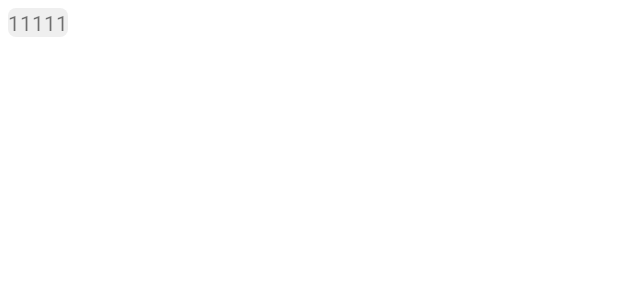
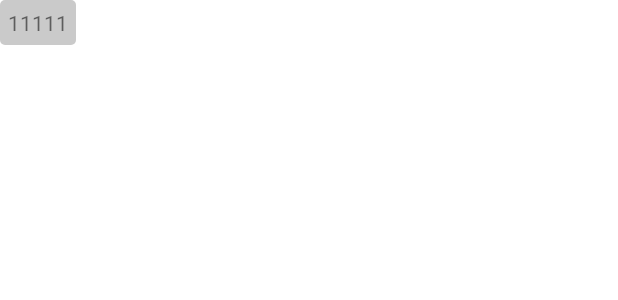
Before and after one commit to android-sample-apps/WanAndroid, an Android app: the layout nav_item_rv_item.xml on its own in the app's theme, with its tools: preview values and no code run, on a phone screen of 412 x 824 dp. Shown: the top 300 px of the screen. Run offline under Robolectric (Android 15) with nearby library versions, the phone set to English and light mode, and no system bars.

Commit message:
完成navigation的改造

```diff
--- a/app/src/main/java/com/mmp/wanandroid/ui/navigation/NavigationRepository.kt
+++ b/app/src/main/java/com/mmp/wanandroid/ui/navigation/NavigationRepository.kt
@@ -7,9 +7,7 @@ import com.mmp.wanandroid.utils.StateLiveData
 
 object NavigationRepository : BaseRepository(){
 
-    private val wanAndroidService = WanAndroidService.create()
-
-    suspend fun getNavList(navLiveData: StateLiveData<List<NavBean>>) = executeResp(navLiveData){
+    suspend fun getNavList() = execute {
         wanAndroidService.getNavList()
     }
 }
--- a/app/src/main/res/drawable/textview_border2.xml
+++ b/app/src/main/res/drawable/textview_border2.xml
@@ -1,6 +1,6 @@
 <?xml version="1.0" encoding="utf-8"?>
 <shape xmlns:android="http://schemas.android.com/apk/res/android" >
 
-    <solid android:color="#EFEFEF"/>
-    <corners android:radius="5dp"/>
+    <solid android:color="#CACACA"/>
+    <corners android:radius="3dp"/>
 </shape>
--- a/app/src/main/res/layout/fragment_navigation.xml
+++ b/app/src/main/res/layout/fragment_navigation.xml
@@ -13,7 +13,8 @@
         android:layout_width="match_parent"
         android:layout_height="match_parent"
         tools:context=".ui.navigation.view.NavigationFragment"
-        android:id="@+id/smart_fresh">
+        android:id="@+id/smart_fresh"
+        refresh="@{() -> viewModel.getNavList()}">
 
        <LinearLayout
            android:layout_width="match_parent"
@@ -34,7 +35,5 @@
                android:id="@+id/navigation_rv"/>
        </LinearLayout>
 
-
-
     </com.scwang.smart.refresh.layout.SmartRefreshLayout>
 </layout>
--- a/app/src/main/res/layout/nav_item_rv_item.xml
+++ b/app/src/main/res/layout/nav_item_rv_item.xml
@@ -5,17 +5,17 @@
     <data>
         <variable
             name="article"
-            type="com.mmp.wanandroid.data.Article" />
+            type="com.mmp.wanandroid.model.data.Article" />
     </data>
 
     <LinearLayout
         android:layout_width="wrap_content"
-        android:layout_height="wrap_content">
+        android:layout_height="wrap_content"
+        android:background="@drawable/textview_border2">
 
         <TextView
             android:layout_width="wrap_content"
             android:layout_height="wrap_content"
-            android:background="@drawable/textview_border2"
             android:text="@{article.title}"
             tools:text="11111"
             android:layout_margin="5dp"/>
--- a/app/src/main/res/layout/nav_rv_item.xml
+++ b/app/src/main/res/layout/nav_rv_item.xml
@@ -5,7 +5,7 @@
 
         <variable
             name="navBean"
-            type="com.mmp.wanandroid.data.NavBean" />
+            type="com.mmp.wanandroid.model.data.NavBean" />
     </data>
 
     <LinearLayout
```
Also changed, not shown: app/src/main/java/com/mmp/wanandroid/ui/navigation/view/NavigationFragment.kt (+14 -27 lines), app/src/main/java/com/mmp/wanandroid/ui/navigation/viewmodel/NavigationViewModel.kt (+20 -2 lines).
